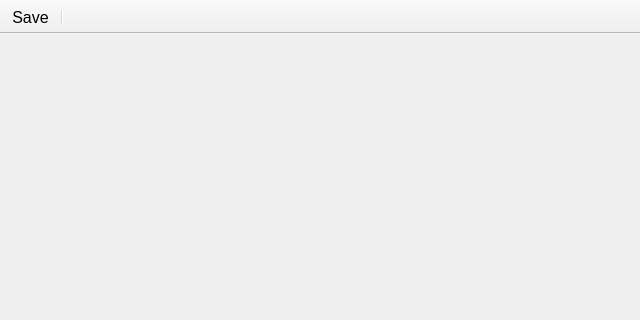
The window that Editor/Source/CrystalEditor/Private/Editor/TextureEditor/TextureEditorWindow.ui (neelmewada/CrystalEngine) describes before a commit, drawn with Qt 5; both pictures show x 0 to 640 and y 0 to 320 of the 640 by 480 pixel window.
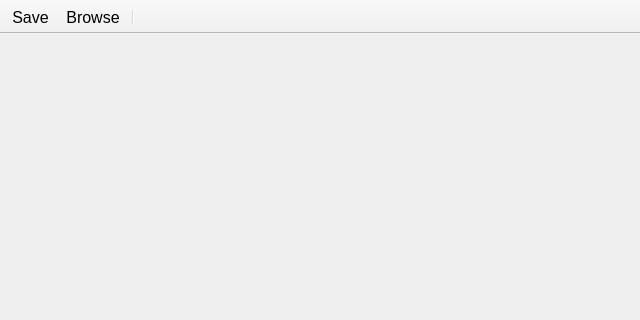
The same window after the commit.

Patch:
```diff
--- a/Editor/Source/CrystalEditor/Private/Editor/TextureEditor/TextureEditorWindow.ui
+++ b/Editor/Source/CrystalEditor/Private/Editor/TextureEditor/TextureEditorWindow.ui
@@ -61,6 +61,7 @@
     <bool>false</bool>
    </attribute>
    <addaction name="toolActionSave"/>
+   <addaction name="toolActionBrowse"/>
    <addaction name="separator"/>
   </widget>
   <action name="toolActionSave">
@@ -73,6 +74,16 @@
     </font>
    </property>
   </action>
+  <action name="toolActionBrowse">
+   <property name="text">
+    <string>Browse</string>
+   </property>
+   <property name="font">
+    <font>
+     <pointsize>12</pointsize>
+    </font>
+   </property>
+  </action>
  </widget>
  <resources/>
  <connections/>
```
